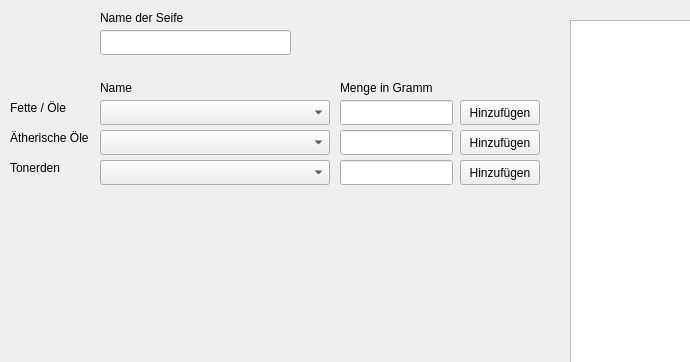
NagyFeri70/GUI_Seifenrechner, file mainwindow.ui: the form before one commit; both pictures show x 0 to 690 and y 0 to 362 of the 1157 by 647 pixel window.
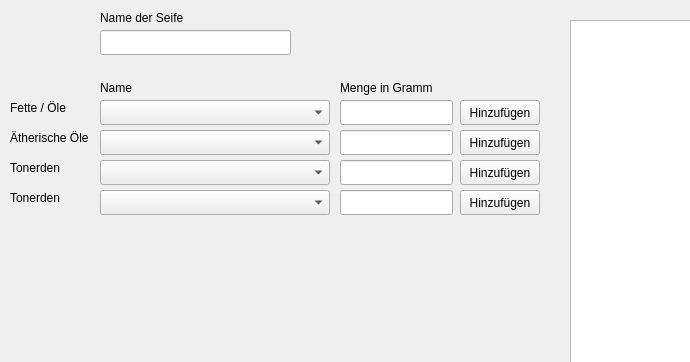
The form after the commit.

What changed in the file:
```diff
--- a/mainwindow.ui
+++ b/mainwindow.ui
@@ -264,6 +264,52 @@
      <string>Hinzufügen</string>
     </property>
    </widget>
+   <widget class="QLineEdit" name="edtParfuemOele">
+    <property name="geometry">
+     <rect>
+      <x>340</x>
+      <y>190</y>
+      <width>113</width>
+      <height>25</height>
+     </rect>
+    </property>
+   </widget>
+   <widget class="QLabel" name="lblTonerden_2">
+    <property name="geometry">
+     <rect>
+      <x>10</x>
+      <y>190</y>
+      <width>91</width>
+      <height>16</height>
+     </rect>
+    </property>
+    <property name="text">
+     <string>Tonerden</string>
+    </property>
+   </widget>
+   <widget class="QComboBox" name="cmbParfuemOele">
+    <property name="geometry">
+     <rect>
+      <x>100</x>
+      <y>190</y>
+      <width>230</width>
+      <height>25</height>
+     </rect>
+    </property>
+   </widget>
+   <widget class="QPushButton" name="cmdParfuemOelHinzufuegen">
+    <property name="geometry">
+     <rect>
+      <x>460</x>
+      <y>190</y>
+      <width>80</width>
+      <height>25</height>
+     </rect>
+    </property>
+    <property name="text">
+     <string>Hinzufügen</string>
+    </property>
+   </widget>
   </widget>
   <widget class="QMenuBar" name="menubar">
    <property name="geometry">
```
